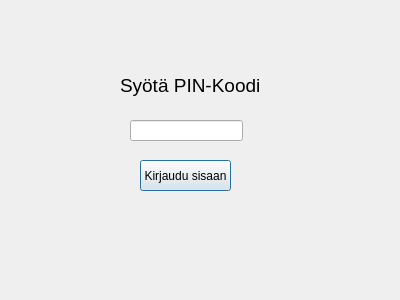
The window that Pankkimaatti/pininterface.ui (vsuusi/BankSimul) describes before a commit, drawn with Qt 5.
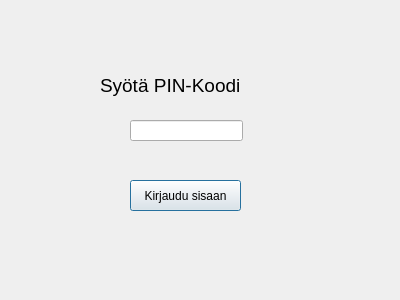
The same window after the commit.

Patch:
```diff
--- a/Pankkimaatti/pininterface.ui
+++ b/Pankkimaatti/pininterface.ui
@@ -13,12 +13,15 @@
   <property name="windowTitle">
    <string>Dialog</string>
   </property>
+  <property name="styleSheet">
+   <string notr="true"/>
+  </property>
   <widget class="QLabel" name="label">
    <property name="geometry">
     <rect>
-     <x>120</x>
+     <x>100</x>
      <y>60</y>
-     <width>141</width>
+     <width>181</width>
      <height>51</height>
     </rect>
    </property>
@@ -44,9 +47,9 @@
   <widget class="QPushButton" name="btn_pinKirjaudu">
    <property name="geometry">
     <rect>
-     <x>140</x>
-     <y>160</y>
-     <width>91</width>
+     <x>130</x>
+     <y>180</y>
+     <width>111</width>
      <height>31</height>
     </rect>
    </property>
@@ -54,6 +57,24 @@
     <string>Kirjaudu sisaan</string>
    </property>
   </widget>
+  <widget class="QLabel" name="label_wrongPass">
+   <property name="geometry">
+    <rect>
+     <x>130</x>
+     <y>150</y>
+     <width>131</width>
+     <height>31</height>
+    </rect>
+   </property>
+   <property name="font">
+    <font>
+     <pointsize>10</pointsize>
+    </font>
+   </property>
+   <property name="text">
+    <string/>
+   </property>
+  </widget>
  </widget>
  <resources/>
  <connections/>
```
Left out of the diff: 6 changed lines with no effect on the pictures.
